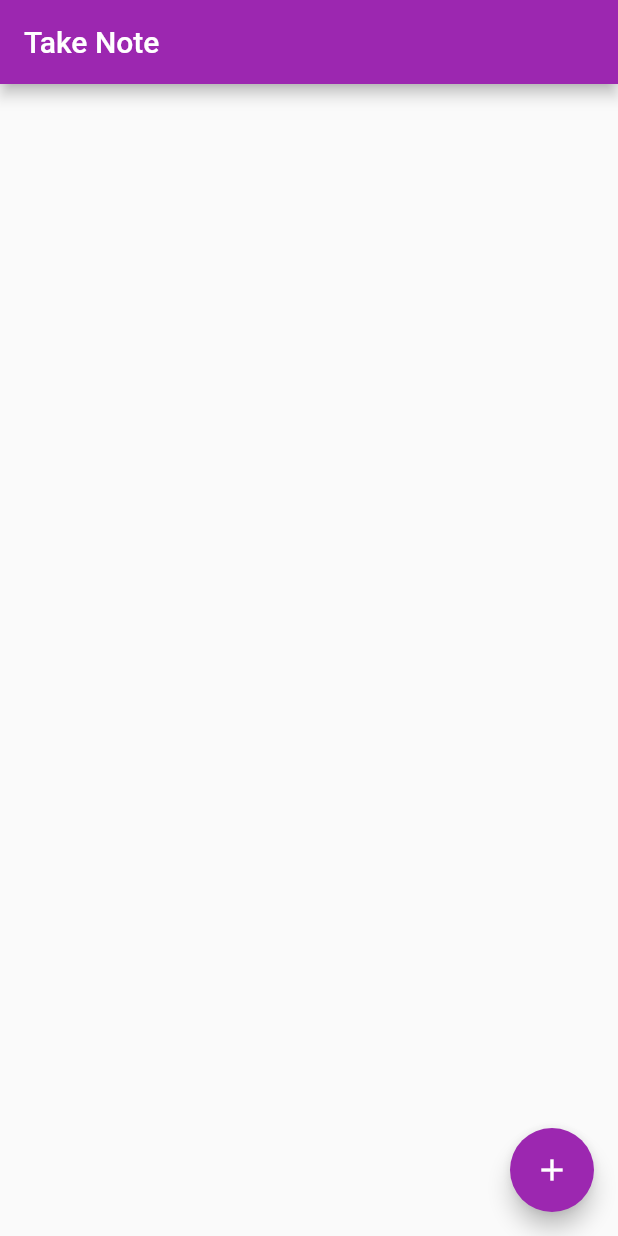
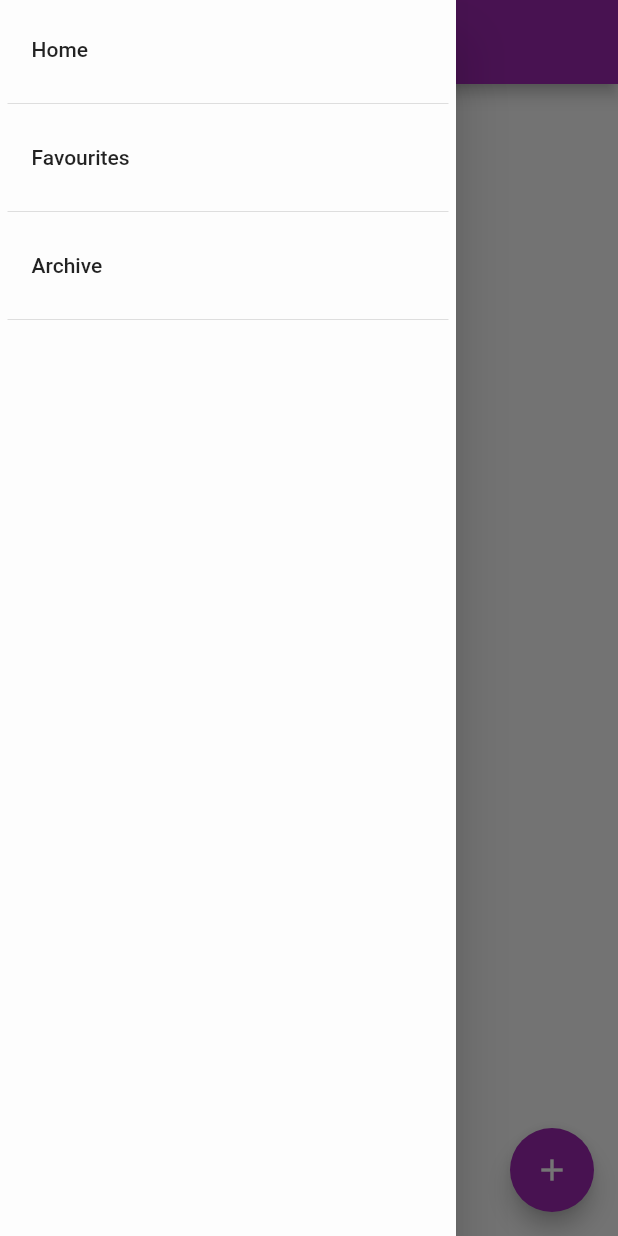
Before and after one commit to grace-ful/TakeNote, a Flutter app: the screen it shows after launch, with the side drawer open (before the commit the screen has no drawer), on a phone screen of 412 x 824 dp. Run offline on Flutter 3.47's test engine with Material 2 defaults, Android fonts, the phone set to English and light mode, and no system bars.

Commit message:
Added Base of Side Panel

```diff
--- a/take_note/lib/main.dart
+++ b/take_note/lib/main.dart
@@ -30,39 +30,40 @@ class HomePage extends StatefulWidget {
 class _HomePageState extends State<HomePage> {
   List<String> notes = [];
 
-  void _addNewNote(String task){
-    if(task.length > 0) {
+  void _addNewNote(String task) {
+    if (task.length > 0) {
       setState(() => notes.add(task));
     }
   }
 
-  void _deleteNote(int index){
+  void _deleteNote(int index) {
     setState(() => notes.removeAt(index));
   }
 
-  Widget _buildNotes(){
+  Widget _buildNotes() {
     return new ListView.builder(
-      itemBuilder: (context, index){
-        if(index < notes.length){
+        itemBuilder: (context, index) {
+          if (index < notes.length) {
             return _buildNote(notes[index], index);
-        }else{
+          } else {
             return _buildNote("", -1);
           }
         }
     );
   }
 
-  Widget _buildNote(String noteText, int index){
+  Widget _buildNote(String noteText, int index) {
     if (noteText != "") {
       return new ListTile(
         title: new Text(noteText),
-          trailing: IconButton(icon: Icon(Icons.delete), onPressed: () {_removeNote(index);}),
+        trailing: IconButton(icon: Icon(Icons.delete), onPressed: () {
+          _removeNote(index);
+        }),
       );
     }
     return new ListTile(
       title: new Text(noteText),
     );
-
   }
 
   void _addNewNoteScreen() {
@@ -77,7 +78,9 @@ class _HomePageState extends State<HomePage> {
                       decoration: InputDecoration(
                         hintText: 'New Note',
                       ),
-                  style: TextStyle(color: Colors.white, fontWeight: FontWeight.bold, fontSize: 22),
+                      style: TextStyle(color: Colors.white,
+                          fontWeight: FontWeight.bold,
+                          fontSize: 22),
                     ),
                     backgroundColor: Colors.purple,
                   ),
@@ -100,12 +103,13 @@ class _HomePageState extends State<HomePage> {
     );
   }
 
-  void _removeNote(int index){
+  void _removeNote(int index) {
     showDialog(
         context: context,
         builder: (BuildContext context) {
           return new AlertDialog(
-              title: new Text('Are you sure you want to delete note #${index + 1} ?'),
+              title: new Text(
+                  'Are you sure you want to delete note #${index + 1} ?'),
               actions: <Widget>[
                 new TextButton(
                     child: new Text('CANCEL'),
@@ -136,6 +140,38 @@ class _HomePageState extends State<HomePage> {
           tooltip: 'Add note',
           child: new Icon(Icons.add),
         ),
+        drawer: Drawer(
+          child: Container(
+            color: Colors.white60,
+            child: ListView(
+              padding: EdgeInsets.all(5.0),
+              children: <Widget>[
+                ListTile(
+                  title: Text('Home'),
+                  onTap: () {
+                    Navigator.pop(context);
+                  },
+                ),
+                Divider(),
+                ListTile(
+                  title: Text('Favourites'),
+                  onTap: () {
+                    Navigator.pop(context);
+                  },
+                ),
+                Divider(),
+                ListTile(
+                  title: Text('Archive'),
+                  onTap:() {
+                    Navigator.pop(context);
+                  },
+                ),
+                Divider(),
+              ],
+            ),
+          ),
+        ),
     );
   }
+
 }
```
Also changed, not shown: take_note/pubspec.lock. Lines whose indentation alone changed are shown as unchanged.
